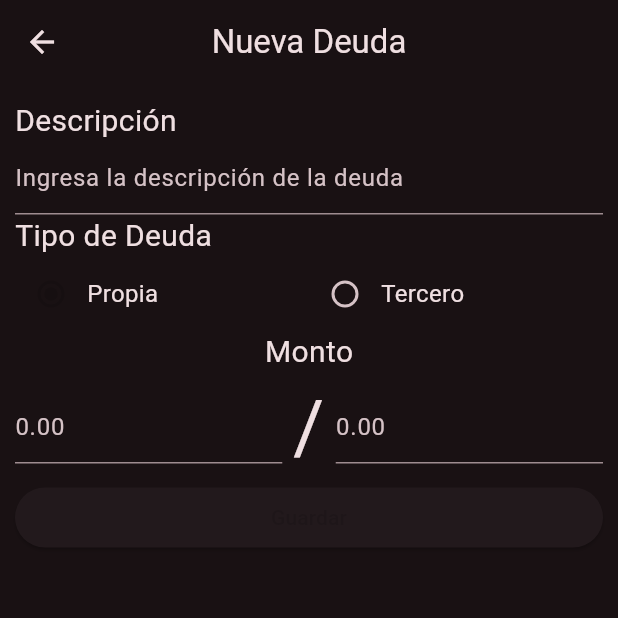
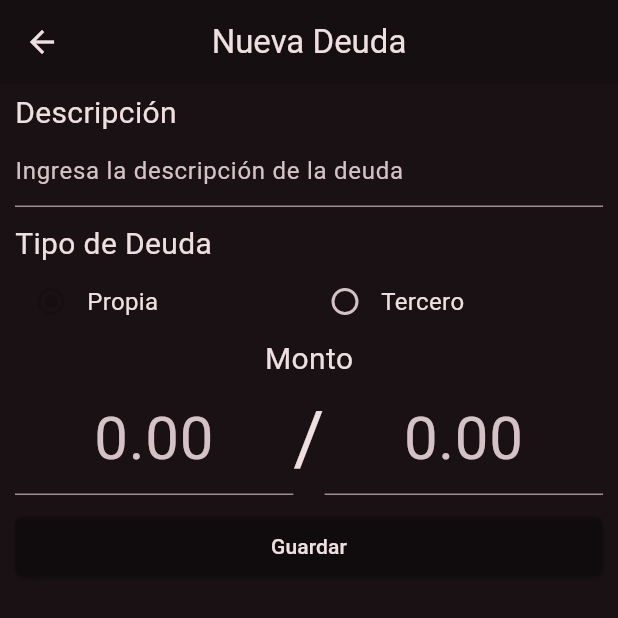
Before and after one commit to Eeshe/fundy, a Flutter app: the DebtFormPage screen opened directly, on a phone screen of 412 x 824 dp, the top half of it. Run offline on Flutter 3.47's test engine with Material 3 defaults, Android fonts, the phone set to English and light mode, and no system bars; our stand-ins replace flutter_colorpicker, flutter_expandable_fab, hive, local_auth, month_picker_dialog, percent_indicator and 1 more; missing offline and left inert: coingecko_api; accounts and stored records are empty; generated files the repository leaves out were written again; network calls fail.

Commit message:
feat: Stylized debt form page

```diff
--- a/lib/ui/pages/debt_form_page.dart
+++ b/lib/ui/pages/debt_form_page.dart
@@ -1,6 +1,10 @@
 import 'package:finman/core/models/debt.dart';
 import 'package:finman/core/models/debt_type.dart';
 import 'package:finman/ui/shared/localization.dart';
+import 'package:finman/ui/shared/widgets/scrollable_page_widget.dart';
+import 'package:finman/ui/shared/widgets/styled_button_widget.dart';
+import 'package:finman/ui/shared/widgets/submitted_amount_widget.dart';
+import 'package:finman/ui/shared/widgets/text_input_widget.dart';
 import 'package:finman/utils/string_extension.dart';
 import 'package:flutter/material.dart';
 
@@ -44,19 +48,19 @@ class DebtFormState extends State<DebtFormPage> {
     _initializePaidAmountInput();
   }
 
-  Widget _createDescriptionInputWidget() {
-    return TextFormField(
-      controller: _idInputController,
-      decoration: InputDecoration(
+  List<Widget> _createDescriptionInputWidgets() {
+    return [
+      Text(getAppLocalizations(context)!.description, style: _inputLabelStyle),
+      TextInputWidget(
+          inputController: _idInputController,
           hintText: getAppLocalizations(context)!.debtDescriptionHint,
-      ),
           validator: (value) {
             if (value == null || value.isEmpty) {
               return getAppLocalizations(context)!.emptyDebtDescription;
             }
             return null;
-      },
-    );
+          })
+    ];
   }
 
   Row _createDebtTypeRadios() {
@@ -82,13 +86,25 @@ class DebtFormState extends State<DebtFormPage> {
     return Row(children: radios);
   }
 
-  Widget _createPaidAmountInputWidget() {
-    return TextFormField(
-      controller: _paidAmountInputController,
-      decoration: const InputDecoration(
-        hintText: '0.00',
+  List<Widget> _createDebtTypeInputWidgets() {
+    return [
+      Text(getAppLocalizations(context)!.debtType, style: _inputLabelStyle),
+      _createDebtTypeRadios()
+    ];
+  }
+
+  List<Widget> _createAmountInputsWidgets() {
+    return [
+      Center(
+        child: Text(
+          getAppLocalizations(context)!.amount,
+          style: _inputLabelStyle,
         ),
-      validator: (value) {
+      ),
+      SubmittedAmountWidget(
+        submittedAmountController: _paidAmountInputController,
+        submittedAmountHintText: '0.00',
+        submittedAmountValidator: (value) {
           if (value != null && !value.isNumeric()) {
             return getAppLocalizations(context)!.nonNumberAmount;
           }
@@ -97,8 +113,9 @@ class DebtFormState extends State<DebtFormPage> {
             expenseAmount = widget._debt!.amount;
           } else {
             String expenseAmountString = _amountInputController.text;
-          if (expenseAmountString.isEmpty || !expenseAmountString.isNumeric()) {
-            return getAppLocalizations(context)!.invalidDebtAmount;
+            if (expenseAmountString.isEmpty ||
+                !expenseAmountString.isNumeric()) {
+              return getAppLocalizations(context)!.invalidExpenseAmount;
             }
             expenseAmount = double.parse(expenseAmountString);
           }
@@ -107,23 +124,16 @@ class DebtFormState extends State<DebtFormPage> {
             return getAppLocalizations(context)!.lessThanZeroPaidAmount;
           }
           if (paidAmount > expenseAmount) {
-          return getAppLocalizations(context)!.paidAmountHigherThanDebtAmount;
+            return getAppLocalizations(context)!
+                .paidAmountHigherThanSavingAmount;
           }
           return null;
         },
-      keyboardType: const TextInputType.numberWithOptions(decimal: true),
-    );
-  }
-
-  Widget _createAmountInputWidget() {
-    return TextFormField(
-      controller: _amountInputController,
-      decoration: const InputDecoration(
-        hintText: '0.00',
-      ),
-      validator: (value) {
+        totalAmountController: _amountInputController,
+        totalAmountHintText: '0.00',
+        totalAmountValidator: (value) {
           if (value == null || value.isEmpty) {
-          return getAppLocalizations(context)!.emptyDebtAmount;
+            return getAppLocalizations(context)!.emptySavingAmount;
           }
           if (RegExp(r'[A-Za-z,]+').hasMatch(value.toString())) {
             return getAppLocalizations(context)!.nonNumberAmount;
@@ -133,31 +143,15 @@ class DebtFormState extends State<DebtFormPage> {
           }
           return null;
         },
-      keyboardType: const TextInputType.numberWithOptions(decimal: true),
-    );
-  }
-
-  Widget _createAmountsWidget() {
-    return Row(
-      mainAxisAlignment: MainAxisAlignment.center,
-      children: [
-        Expanded(flex: 5, child: _createPaidAmountInputWidget()),
-        const Expanded(
-            flex: 1,
-            child: Text(
-              "/",
-              style: TextStyle(fontSize: 50),
-              textAlign: TextAlign.center,
-            )),
-        Expanded(flex: 5, child: _createAmountInputWidget())
-      ],
-    );
+      )
+    ];
   }
 
   Widget _createConfirmButton() {
     return SizedBox(
       width: double.infinity,
-      child: ElevatedButton(
+      child: StyledButtonWidget(
+        text: getAppLocalizations(context)!.save,
         onPressed: () {
           if (!_formKey.currentState!.validate()) return;
 
@@ -181,28 +175,22 @@ class DebtFormState extends State<DebtFormPage> {
           FocusManager.instance.primaryFocus?.unfocus();
           Navigator.pop(context);
         },
-          child: Text(getAppLocalizations(context)!.save)),
+      ),
     );
   }
 
   Widget _createDeleteWidget() {
     if (widget._debt == null) return const SizedBox();
-    return Row(
-      children: [
-        Expanded(
-          child: ElevatedButton(
+
+    return SizedBox(
+      width: double.infinity,
+      child: StyledButtonWidget(
+          text: getAppLocalizations(context)!.delete,
+          isNegativeButton: true,
           onPressed: () {
             widget._debt!.delete();
             Navigator.pop(context);
-            },
-            style: ElevatedButton.styleFrom(
-              backgroundColor: Colors.red,
-              foregroundColor: Colors.white,
-            ),
-            child: Text(getAppLocalizations(context)!.delete),
-          ),
-        )
-      ],
+          }),
     );
   }
 
@@ -216,28 +204,26 @@ class DebtFormState extends State<DebtFormPage> {
             ? getAppLocalizations(context)!.newDebt
             : widget._debt!.id),
         centerTitle: true,
+        backgroundColor: Theme.of(context).colorScheme.primary,
+        scrolledUnderElevation: 0,
       ),
-      body: Padding(
-        padding: const EdgeInsets.all(10.0),
+      body: ScrollablePageWidget(
+        padding: const EdgeInsets.only(left: 10, top: 5, right: 10),
         child: Form(
           key: _formKey,
           child: Column(
             crossAxisAlignment: CrossAxisAlignment.start,
             children: [
-                Text(getAppLocalizations(context)!.description,
-                    style: _inputLabelStyle),
-                _createDescriptionInputWidget(),
-                Text(getAppLocalizations(context)!.debtType,
-                    style: _inputLabelStyle),
-                _createDebtTypeRadios(),
-                Center(
-                    child: Text(getAppLocalizations(context)!.amount,
-                        style: _inputLabelStyle)),
-                _createAmountsWidget(),
+              ..._createDescriptionInputWidgets(),
+              const SizedBox(height: 10),
+              ..._createDebtTypeInputWidgets(),
+              ..._createAmountInputsWidgets(),
+              const SizedBox(height: 10),
               _createConfirmButton(),
               _createDeleteWidget()
             ],
-            )),
+          ),
+        ),
       ),
     );
   }
```
Lines whose indentation alone changed are shown as unchanged.
